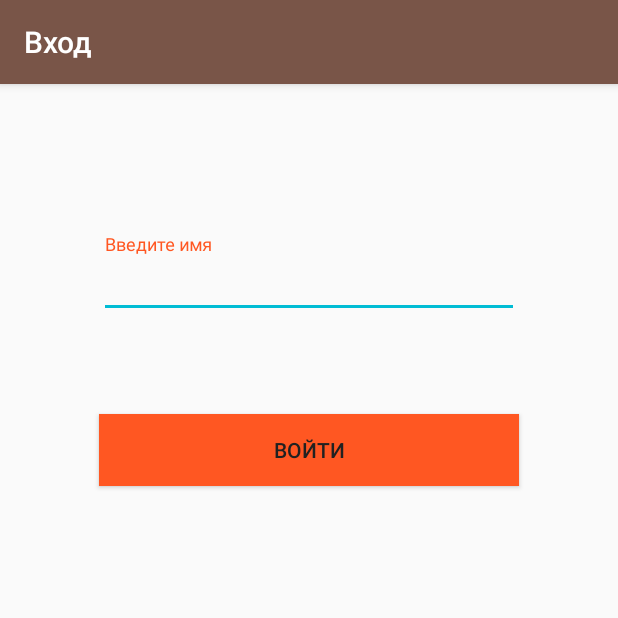
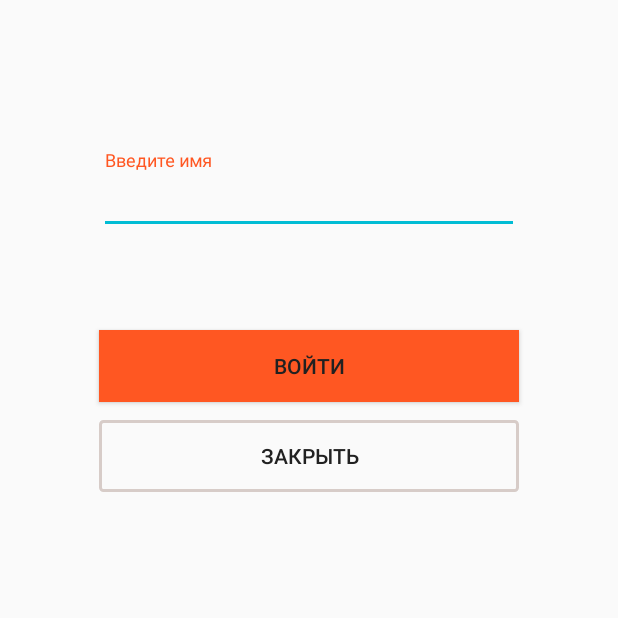
Before and after one commit to Kharin1986/GB_MaterialDesign_X, an Android app: the LoginActivity screen opened directly, with no data from a screen before it, on a phone screen of 412 x 824 dp, the top half of it. Run offline under Robolectric (Android 15) with nearby library versions, the phone set to English and light mode, and no system bars.

Commit message:
HW3 Added: Toolbar with arrow in InActivity Flat Button in LoginActivity Disabled toolbar in LoginActivity

```diff
--- a/app/src/main/AndroidManifest.xml
+++ b/app/src/main/AndroidManifest.xml
@@ -21,9 +21,12 @@
         </activity>
         <activity
                 android:name=".LoginActivity"
+                android:theme="@style/AppTheme.NoActionBar"
                 android:label="Вход">
         </activity>
-        <activity android:name=".InActivity">
+        <activity android:name=".InActivity"
+                  android:label="@string/app_name"
+                  android:theme="@style/AppTheme.NoActionBar">
         </activity>
     </application>
 
--- a/app/src/main/java/com/alexkharin/gb_materialdesign/LoginActivity.kt
+++ b/app/src/main/java/com/alexkharin/gb_materialdesign/LoginActivity.kt
@@ -23,4 +23,7 @@ class LoginActivity : AppCompatActivity() {
             snackBar.show()
         }
     }
+    fun close_all(view: View){
+        finishAffinity()
+    }
 }
--- /dev/null
+++ b/app/src/main/res/drawable/flat_button.xml
@@ -0,0 +1,11 @@
+<?xml version="1.0" encoding="utf-8"?>
+<selector xmlns:android="http://schemas.android.com/apk/res/android">
+    <item>
+        <shape android:shape="rectangle">
+            <corners android:radius="2dp" />
+            <stroke android:width="2dp"
+                    android:color="@color/colorPrimaryLight" />
+        </shape>
+    </item>
+
+</selector>
--- a/app/src/main/res/layout/activity_login.xml
+++ b/app/src/main/res/layout/activity_login.xml
@@ -5,6 +5,7 @@
         xmlns:app="http://schemas.android.com/apk/res-auto"
         android:layout_width="match_parent"
         android:layout_height="match_parent"
+
         tools:context=".LoginActivity">
 
     <com.google.android.material.textfield.TextInputLayout
@@ -33,7 +34,7 @@
             android:text="@string/btn_enter_txt"
             android:layout_width="280dp"
             android:layout_height="wrap_content"
-            android:id="@+id/button"
+            android:id="@+id/btn_login"
             android:layout_marginTop="220dp"
             app:layout_constraintTop_toTopOf="parent"
             android:layout_marginLeft="8dp"
@@ -42,5 +43,20 @@
             android:textColor="@color/colorPrimaryText"
             app:layout_constraintStart_toStartOf="parent" android:layout_marginEnd="8dp"
             app:layout_constraintEnd_toEndOf="parent" android:layout_marginRight="8dp"/>
+    <Button
+            android:onClick="close_all"
+            android:text="@string/btn_close_all_txt"
+            android:layout_width="280dp"
+            android:layout_height="wrap_content"
+            android:id="@+id/btn_closeAll"
+            android:layout_marginTop="280dp"
+            app:layout_constraintTop_toTopOf="parent"
+            android:layout_marginLeft="8dp"
+            android:layout_marginStart="8dp"
+            android:background="@drawable/flat_button"
+            android:textColor="@color/colorPrimaryText"
+            app:layout_constraintStart_toStartOf="parent" android:layout_marginEnd="8dp"
+            app:layout_constraintEnd_toEndOf="parent" android:layout_marginRight="8dp"/>
+
 
 </androidx.constraintlayout.widget.ConstraintLayout>
--- a/app/src/main/res/values/strings.xml
+++ b/app/src/main/res/values/strings.xml
@@ -7,4 +7,5 @@
     <string name="nav_header_desc">Navigation header</string>
     <string name="action_settings">Settings</string>
     <string name="btn_enter_txt">Войти</string>
+    <string name="btn_close_all_txt">Закрыть</string>
 </resources>
```
Also changed, not shown: app/src/main/java/com/alexkharin/gb_materialdesign/InActivity.kt (+32 -0 lines), app/src/main/res/layout/activity_in.xml (+18 -3 lines).
